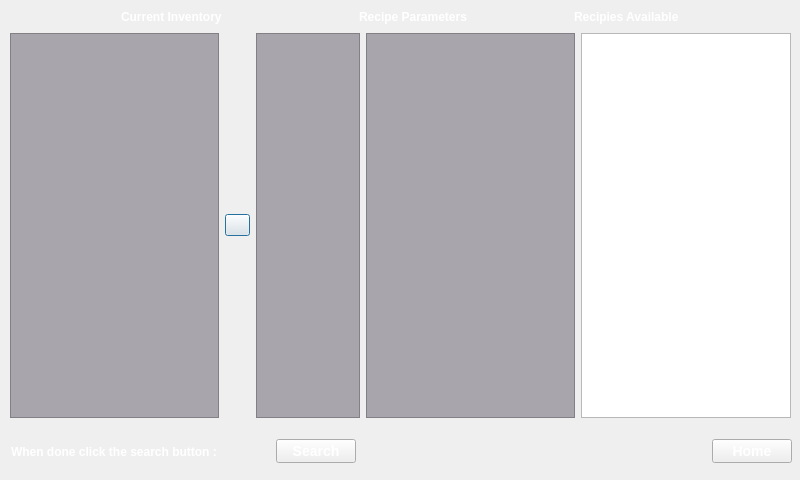
Before: the Qt Designer form FAKKIT/recipepage.ui in r0ug3-Mary/Senior_Design, drawn with Qt 5.
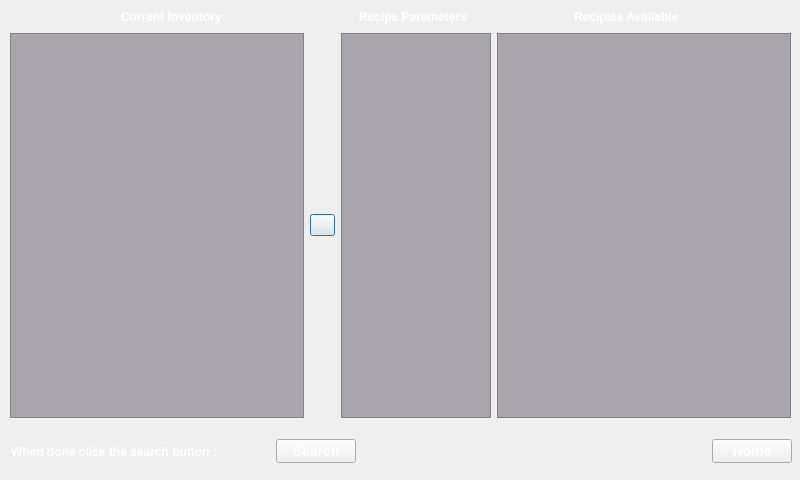
After: the same form once the commit is applied. Icons and pictures are not drawn.

Patch:
```diff
--- a/FAKKIT/recipepage.ui
+++ b/FAKKIT/recipepage.ui
@@ -220,9 +220,6 @@
         </property>
        </widget>
       </item>
-      <item>
-       <widget class="QListWidget" name="urlWidget"/>
-      </item>
      </layout>
     </item>
    </layout>
```
